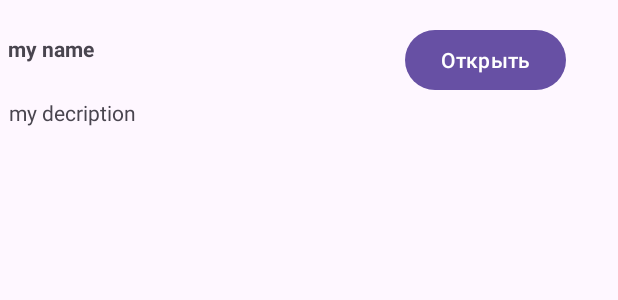
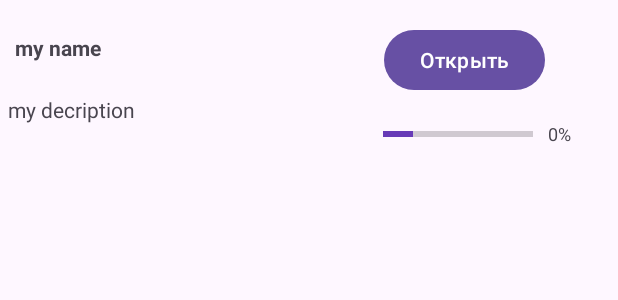
Before and after one commit to ozeemm/Quiz_Cards, an Android app: the layout packets_activity_list_view.xml on its own in the app's theme, with its tools: preview values and no code run, on a phone screen of 412 x 824 dp. Shown: the top 300 px of the screen. Run offline under Robolectric (Android 15) with nearby library versions, the phone set to English and light mode, and no system bars.

```diff
--- a/app/src/main/java/com/example/myapplication/Data/UserData.java
+++ b/app/src/main/java/com/example/myapplication/Data/UserData.java
@@ -22,6 +22,7 @@ public class UserData {
         if (!knownCards.containsKey(packetId))
             knownCards.put(packetId,new ArrayList<>());
         knownCards.get(packetId).addAll(cards);
+    }
 
-    }
+
 }
--- a/app/src/main/java/com/example/myapplication/View/Activities/CardsActivity.java
+++ b/app/src/main/java/com/example/myapplication/View/Activities/CardsActivity.java
@@ -1,5 +1,6 @@
 package com.example.myapplication.View.Activities;
 
+import android.content.Intent;
 import android.view.animation.Animation;
 import android.view.animation.AnimationUtils;
 import android.widget.Button;
--- a/app/src/main/java/com/example/myapplication/View/Adapters/ThemesListViewAdapter.java
+++ b/app/src/main/java/com/example/myapplication/View/Adapters/ThemesListViewAdapter.java
@@ -52,6 +52,8 @@ public class ThemesListViewAdapter extends BaseAdapter {
         TextView txtViewDescription = convertView.findViewById(R.id.txtViewDescription);
         txtViewDescription.setText(themes.get(position).getDescription());
         Button button = convertView.findViewById(R.id.button);
+        TextView textViewPacketsCol = convertView.findViewById(R.id.textViewPackCol);
+        textViewPacketsCol.setText(textViewPacketsCol.getText()+""+themes.get(position).getPacketsCount());
         button.setOnClickListener(v->{
             Intent intent = new Intent(context, PacketsActivity.class);
             intent.addFlags(Intent.FLAG_ACTIVITY_REORDER_TO_FRONT);
@@ -65,4 +67,6 @@ public class ThemesListViewAdapter extends BaseAdapter {
 
 
 
+
+
 }
--- a/app/src/main/res/layout/packets_activity_list_view.xml
+++ b/app/src/main/res/layout/packets_activity_list_view.xml
@@ -7,29 +7,52 @@
         android:layout_height="wrap_content"
         tools:context=".View.Activities.PacketsListViewActivity">
 
-
-        <TextView android:layout_width="258dp"
-                  android:layout_height="65dp"
+        <TextView android:layout_width="251dp"
+                  android:layout_height="63dp"
                   android:id="@+id/txtViewName"
                   android:gravity="center|left"
                   app:layout_constraintTop_toTopOf="parent" app:layout_constraintEnd_toEndOf="parent"
                   android:text="my name"
                   android:layout_marginEnd="136dp" android:paddingLeft="5dp" android:textStyle="bold"
                   app:layout_constraintStart_toStartOf="parent"/>
-        <TextView android:layout_width="393dp"
-                  android:layout_height="55dp"
+        <TextView android:layout_width="251dp"
+                  android:layout_height="58dp"
                   android:id="@+id/txtViewDescription"
                   android:gravity="left"
                   app:layout_constraintTop_toBottomOf="@+id/txtViewName" app:layout_constraintEnd_toEndOf="parent"
                   android:text="my decription"
-                  android:paddingStart="5dp" app:layout_constraintStart_toStartOf="parent"/>
+                  android:paddingStart="5dp" app:layout_constraintStart_toStartOf="parent"
+                  app:layout_constraintHorizontal_bias="0.0"/>
         <Button
                 android:text="Открыть"
                 android:layout_width="wrap_content"
                 android:layout_height="wrap_content" android:id="@+id/button"
                 app:layout_constraintTop_toTopOf="parent"
                 android:layout_marginTop="16dp" android:layout_marginEnd="16dp"
-                app:layout_constraintEnd_toEndOf="parent" android:layout_marginStart="11dp"
-                app:layout_constraintStart_toEndOf="@+id/txtViewName"/>
+                app:layout_constraintEnd_toEndOf="parent"
+                app:layout_constraintStart_toEndOf="@+id/txtViewName" app:layout_constraintHorizontal_bias="0.0"/>
+        <TextView
+                android:text="0%"
+                android:layout_width="wrap_content"
+                android:layout_height="wrap_content" android:id="@+id/textViewProgress"
+                app:layout_constraintBottom_toBottomOf="parent"
+                android:layout_marginBottom="24dp" android:layout_marginEnd="16dp"
+                app:layout_constraintEnd_toEndOf="parent" app:layout_constraintStart_toEndOf="@+id/progressBar"
+                android:layout_marginStart="10dp" app:layout_constraintHorizontal_bias="0.238" android:textSize="12sp"/>
+        <ProgressBar
+                android:id="@+id/progressBar"
+                style="@android:style/Widget.Material.Light.ProgressBar.Horizontal"
+                android:layout_width="100dp"
+                android:layout_height="0dp"
+                android:layout_alignParentLeft="true"
+                android:layout_alignParentRight="true"
+                android:progress="20"
+                app:layout_constraintBottom_toBottomOf="parent"
+                android:layout_marginBottom="24dp" app:layout_constraintStart_toEndOf="@+id/txtViewDescription"
+                android:progressTint="#673AB7" android:scrollbarSize="4dp"
+                android:backgroundTintMode="add"
+                android:nestedScrollingEnabled="false" android:minHeight="16dp" android:maxHeight="16dp"
+                android:progressBackgroundTintMode="src_in" android:outlineProvider="none"
+                android:layout_marginStart="4dp"/>
 
 </androidx.constraintlayout.widget.ConstraintLayout>
--- a/app/src/main/res/values/colors.xml
+++ b/app/src/main/res/values/colors.xml
@@ -2,4 +2,7 @@
 <resources>
     <color name="black">#FF000000</color>
     <color name="white">#FFFFFFFF</color>
+    <color name="red">#F44336</color>
+    <color name="yellow">#FFEB3B</color>
+    <color name="green">#4CAF50</color>
 </resources>
```
Also changed, not shown: app/src/main/AndroidManifest.xml (+8 -9 lines), app/src/main/java/com/example/myapplication/Data/Repository.java (+16 -10 lines), app/src/main/java/com/example/myapplication/View/Activities/LoginActivity.java (added, +32 -0 lines), app/src/main/java/com/example/myapplication/View/Activities/PacketsActivity.java (+16 -3 lines), app/src/main/java/com/example/myapplication/View/Adapters/PacketsListViewAdapter.java (+17 -2 lines), app/src/main/res/layout/activity_login.xml (added, +46 -0 lines), app/src/main/res/layout/themes_activity_list_view.xml (+11 -4 lines).
